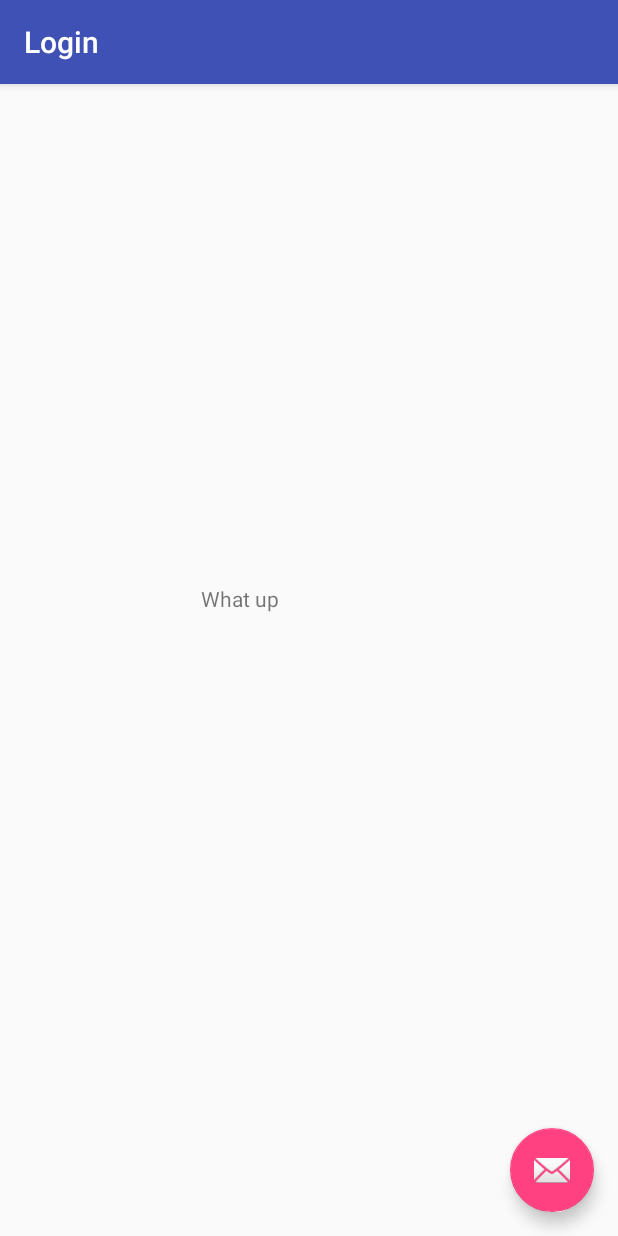
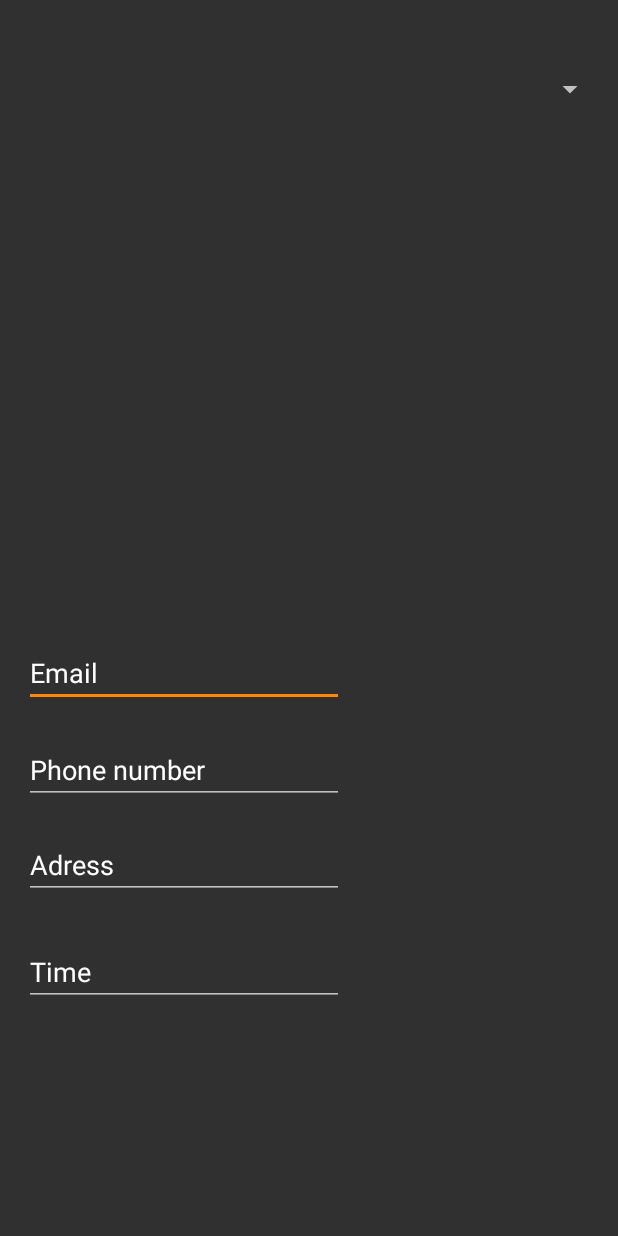
Before and after one commit to XrisMi/FinalPortal, an Android app: the Login screen opened directly, with no data from a screen before it, on a phone screen of 412 x 824 dp. Run offline under Robolectric (Android 15) with nearby library versions, the phone set to English and light mode, and no system bars.

Commit message:
Added new theme and widgets on second activity

```diff
--- a/app/src/main/java/com/example/buscis_c1_l6/userpasswordsubmit/Login.java
+++ b/app/src/main/java/com/example/buscis_c1_l6/userpasswordsubmit/Login.java
@@ -10,20 +10,16 @@ import android.view.View;
 public class Login extends AppCompatActivity {
 
     @Override
-    protected void onCreate(Bundle savedInstanceState) {
-        super.onCreate(savedInstanceState);
-        setContentView(R.layout.activity_login);
-        Toolbar toolbar = (Toolbar) findViewById(R.id.toolbar);
-        setSupportActionBar(toolbar);
+protected void onCreate(Bundle savedInstanceState) {
+    super.onCreate(savedInstanceState);
+    setContentView(R.layout.activity_login);
 
-        FloatingActionButton fab = (FloatingActionButton) findViewById(R.id.fab);
-        fab.setOnClickListener(new View.OnClickListener() {
-            @Override
-            public void onClick(View view) {
-                Snackbar.make(view, "Replace with your own action", Snackbar.LENGTH_LONG)
-                        .setAction("Action", null).show();
-            }
-        });
-    }
+
+
+
 
 }
+
+
+
+}
--- /dev/null
+++ b/app/src/main/res/drawable/drawable.xml
@@ -0,0 +1,4 @@
+<?xml version="1.0" encoding="utf-8"?>
+<selector xmlns:android="http://schemas.android.com/apk/res/android">
+
+</selector>
--- a/app/src/main/res/layout/activity_login.xml
+++ b/app/src/main/res/layout/activity_login.xml
@@ -1,43 +1,83 @@
 <?xml version="1.0" encoding="utf-8"?>
-<android.support.design.widget.CoordinatorLayout xmlns:android="http://schemas.android.com/apk/res/android"
+<android.support.constraint.ConstraintLayout xmlns:android="http://schemas.android.com/apk/res/android"
     xmlns:app="http://schemas.android.com/apk/res-auto"
     xmlns:tools="http://schemas.android.com/tools"
     android:layout_width="match_parent"
     android:layout_height="match_parent"
+    android:theme="@style/Scc"
     tools:context="com.example.buscis_c1_l6.userpasswordsubmit.Login">
 
-    <android.support.design.widget.AppBarLayout
-        android:layout_width="match_parent"
+    <Spinner
+        android:id="@+id/spinner"
+        android:layout_width="0dp"
         android:layout_height="wrap_content"
-        android:theme="@style/AppTheme.AppBarOverlay">
+        tools:layout_constraintTop_creator="1"
+        tools:layout_constraintRight_creator="1"
+        android:layout_marginStart="8dp"
+        android:layout_marginEnd="8dp"
+        app:layout_constraintRight_toRightOf="parent"
+        tools:layout_constraintLeft_creator="1"
+        app:layout_constraintLeft_toLeftOf="parent"
+        app:layout_constraintTop_toTopOf="parent"
+        android:layout_marginLeft="8dp"
+        android:layout_marginRight="8dp"
+        android:layout_marginTop="47dp"
+        app:layout_constraintHorizontal_bias="0.0" />
 
-        <android.support.v7.widget.Toolbar
-            android:id="@+id/toolbar"
-            android:layout_width="match_parent"
-            android:layout_height="?attr/actionBarSize"
-            android:background="?attr/colorPrimary"
-            app:popupTheme="@style/AppTheme.PopupOverlay" />
-
-    </android.support.design.widget.AppBarLayout>
-
-    <include layout="@layout/content_login"
-        android:id="@+id/include" />
-
-    <android.support.design.widget.FloatingActionButton
-        android:id="@+id/fab"
+    <EditText
+        android:id="@+id/editText"
         android:layout_width="wrap_content"
         android:layout_height="wrap_content"
-        android:layout_gravity="bottom|end"
-        android:layout_margin="@dimen/fab_margin"
-        app:srcCompat="@android:drawable/ic_dialog_email" />
+        android:layout_marginLeft="16dp"
+        android:ems="10"
+        android:inputType="textEmailAddress"
+        android:text="Email"
+        app:layout_constraintLeft_toLeftOf="parent"
+        tools:layout_constraintBottom_creator="1"
+        app:layout_constraintBottom_toTopOf="@+id/editText2"
+        android:layout_marginStart="16dp"
+        android:layout_marginBottom="19dp" />
 
-    <TextView
-        android:id="@+id/textView"
-        android:layout_width="144dp"
-        android:layout_height="102dp"
-        android:layout_gravity="center_vertical|center_horizontal"
-        android:text="What up"
-        app:layout_anchor="@+id/include"
-        app:layout_anchorGravity="center_vertical|center_horizontal" />
+    <EditText
+        android:id="@+id/editText2"
+        android:layout_width="wrap_content"
+        android:layout_height="wrap_content"
+        android:layout_marginLeft="16dp"
+        android:ems="10"
+        android:inputType="phone"
+        android:text="Phone number"
+        app:layout_constraintLeft_toLeftOf="parent"
+        tools:layout_constraintBottom_creator="1"
+        app:layout_constraintBottom_toTopOf="@+id/editText3"
+        android:layout_marginStart="16dp"
+        android:layout_marginBottom="18dp" />
 
-</android.support.design.widget.CoordinatorLayout>
+    <EditText
+        android:id="@+id/editText3"
+        android:layout_width="wrap_content"
+        android:layout_height="wrap_content"
+        android:layout_marginLeft="16dp"
+        android:ems="10"
+        android:inputType="textPostalAddress"
+        android:text="Adress"
+        app:layout_constraintLeft_toLeftOf="parent"
+        tools:layout_constraintBottom_creator="1"
+        app:layout_constraintBottom_toTopOf="@+id/editText4"
+        android:layout_marginStart="16dp"
+        android:layout_marginBottom="26dp" />
+
+    <EditText
+        android:id="@+id/editText4"
+        android:layout_width="wrap_content"
+        android:layout_height="wrap_content"
+        android:layout_marginLeft="16dp"
+        android:ems="10"
+        android:inputType="time"
+        android:text="Time"
+        app:layout_constraintLeft_toLeftOf="parent"
+        tools:layout_constraintBottom_creator="1"
+        android:layout_marginStart="16dp"
+        app:layout_constraintBottom_toBottomOf="parent"
+        android:layout_marginBottom="153dp" />
+
+</android.support.constraint.ConstraintLayout>
--- a/app/src/main/res/values/styles.xml
+++ b/app/src/main/res/values/styles.xml
@@ -1,10 +1,10 @@
 <resources>
 
     <!-- Base application theme. -->
-    <style name="AppTheme" parent="Theme.AppCompat.Light.DarkActionBar">
+    <style name="AppTheme" parent="Theme.AppCompat.NoActionBar">
         <!-- Customize your theme here. -->
-        <item name="colorPrimary">@color/colorPrimary</item>
-        <item name="colorPrimaryDark">@color/colorPrimaryDark</item>
+        <item name="colorPrimary">@android:color/background_dark</item>
+        <item name="colorPrimaryDark">@android:color/background_dark</item>
         <item name="colorAccent">@color/colorAccent</item>
     </style>
 
@@ -17,4 +17,9 @@
 
     <style name="AppTheme.PopupOverlay" parent="ThemeOverlay.AppCompat.Light" />
 
+    <style name="Scc" parent="Theme.AppCompat.NoActionBar" >
+        <item name="colorAccent">@android:color/holo_orange_dark</item>
+        <item name="colorPrimary">@android:color/background_dark</item>
+</style>
+
 </resources>
```
Also changed, not shown: app/src/main/res/layout/activity_main.xml (+58 -57 lines), app/src/main/ic_launcher-web.png (added), app/src/main/res/drawable-hdpi/ic_action_name.png (added), app/src/main/res/drawable-mdpi/ic_action_name.png (added), app/src/main/res/drawable-xhdpi/ic_action_name.png (added), app/src/main/res/drawable-xxhdpi/ic_action_name.png (added), app/src/main/res/mipmap-hdpi/ic_launcher.png, app/src/main/res/mipmap-mdpi/ic_launcher.png, app/src/main/res/mipmap-xhdpi/ic_launcher.png, app/src/main/res/mipmap-xxhdpi/ic_launcher.png, app/src/main/res/mipmap-xxxhdpi/ic_launcher.png.
